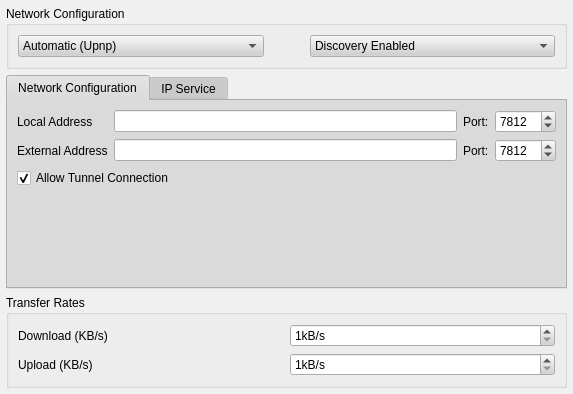
Before: the Qt Designer form retroshare-gui/src/gui/settings/ServerPage.ui in RetroShare/RetroShare, drawn with Qt 5.
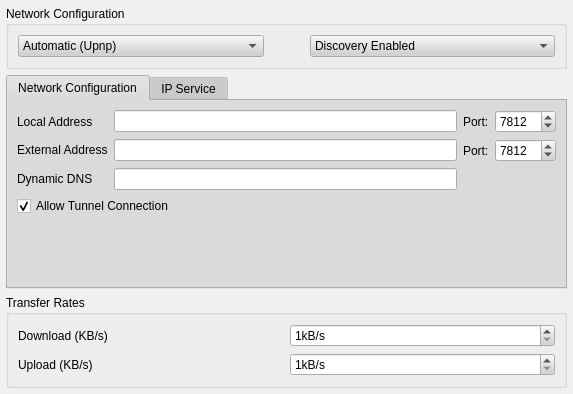
After: the same form once the commit is applied.

Patch:
```diff
--- a/retroshare-gui/src/gui/settings/ServerPage.ui
+++ b/retroshare-gui/src/gui/settings/ServerPage.ui
@@ -691,6 +691,13 @@
              </property>
             </widget>
            </item>
+           <item>
+            <widget class="QLabel" name="label_3">
+             <property name="text">
+              <string>Dynamic DNS</string>
+             </property>
+            </widget>
+           </item>
           </layout>
          </item>
          <item>
@@ -744,6 +751,9 @@
              </property>
             </widget>
            </item>
+           <item row="2" column="0">
+            <widget class="QLineEdit" name="dynDNS"/>
+           </item>
           </layout>
          </item>
         </layout>
```
